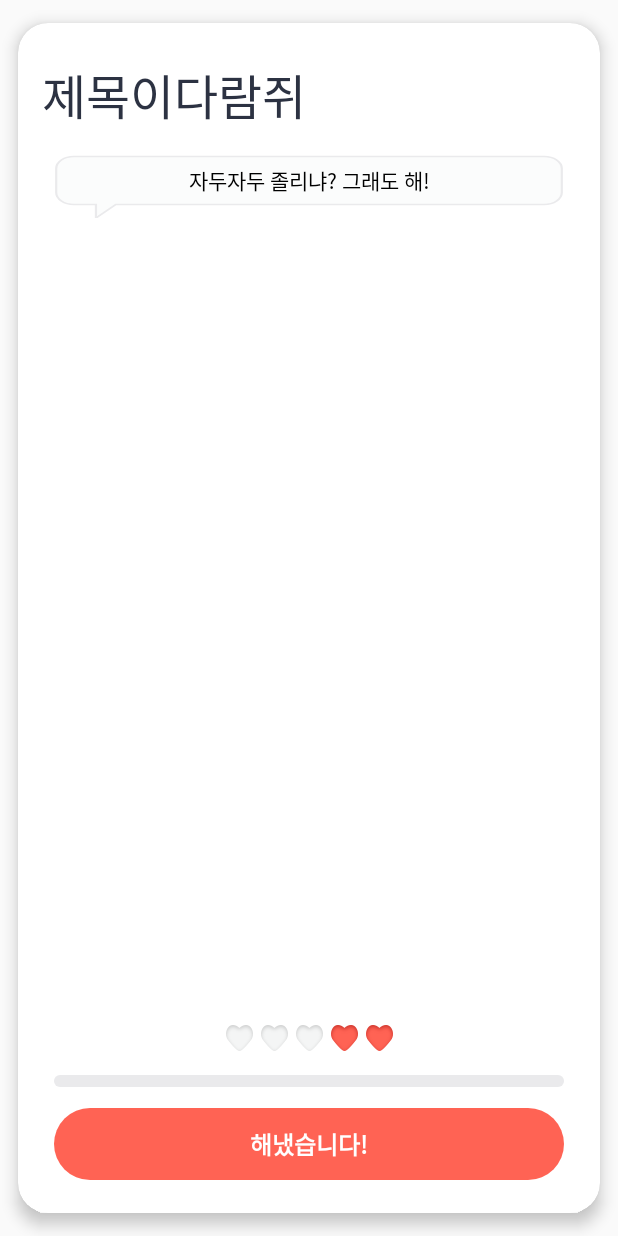
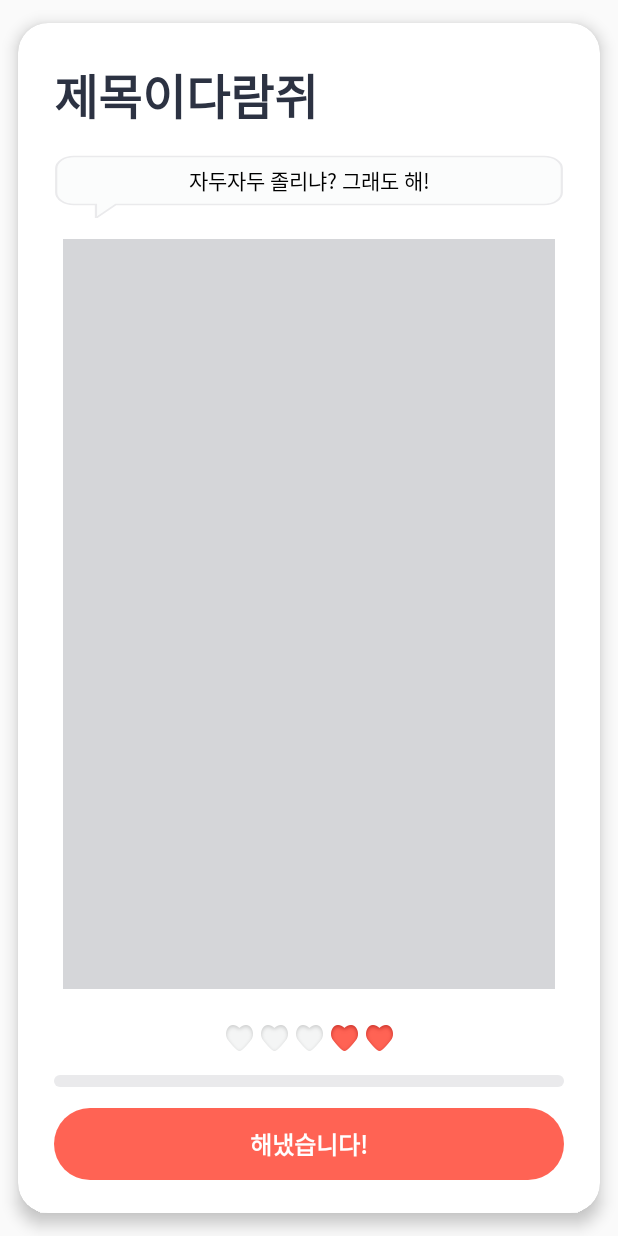
Before and after one commit to mash-up-kr/Four-Ten-Android, an Android app: the layout item_main_card.xml on its own in the app's theme, with its tools: preview values and no code run, on a phone screen of 412 x 824 dp. Run offline under Robolectric (Android 15) with nearby library versions, the phone set to English and light mode, and no system bars.

```diff
--- a/FourTen/app/src/main/res/layout/item_main_card.xml
+++ b/FourTen/app/src/main/res/layout/item_main_card.xml
@@ -25,11 +25,12 @@
                 android:id="@+id/tvTitle"
                 android:layout_width="wrap_content"
                 android:layout_height="wrap_content"
-                android:layout_marginStart="16dp"
+                android:layout_marginStart="24dp"
                 android:layout_marginTop="24dp"
                 android:text="@{item.title}"
                 android:textColor="@color/textBlack"
                 android:textSize="32sp"
+                android:textStyle="bold"
                 app:layout_constraintStart_toStartOf="parent"
                 app:layout_constraintTop_toTopOf="parent"
                 tools:text="제목이다람쥐" />
@@ -61,11 +62,14 @@
                 android:layout_marginStart="30dp"
                 android:layout_marginTop="14dp"
                 android:layout_marginEnd="30dp"
-                android:layout_marginBottom="30dp"
+                android:layout_marginBottom="24dp"
+                android:background="@color/silver"
                 app:layout_constraintBottom_toTopOf="@+id/heartCountView"
                 app:layout_constraintEnd_toEndOf="parent"
+                app:layout_constraintHorizontal_bias="0.0"
                 app:layout_constraintStart_toStartOf="parent"
-                app:layout_constraintTop_toBottomOf="@+id/textView4" />
+                app:layout_constraintTop_toBottomOf="@+id/textView4"
+                app:layout_constraintVertical_bias="1.0" />
 
             <com.mashup.fourten.ui.custom.JDHeartCountView
                 android:id="@+id/heartCountView"
```
Also changed, not shown: FourTen/app/src/main/java/com/mashup/fourten/ui/main/MainActivity.kt (+4 -50 lines), FourTen/app/src/main/java/com/mashup/fourten/ui/main/MainViewModel.kt (+15 -0 lines), FourTen/app/src/main/res/layout/activity_main.xml (+9 -3 lines).
